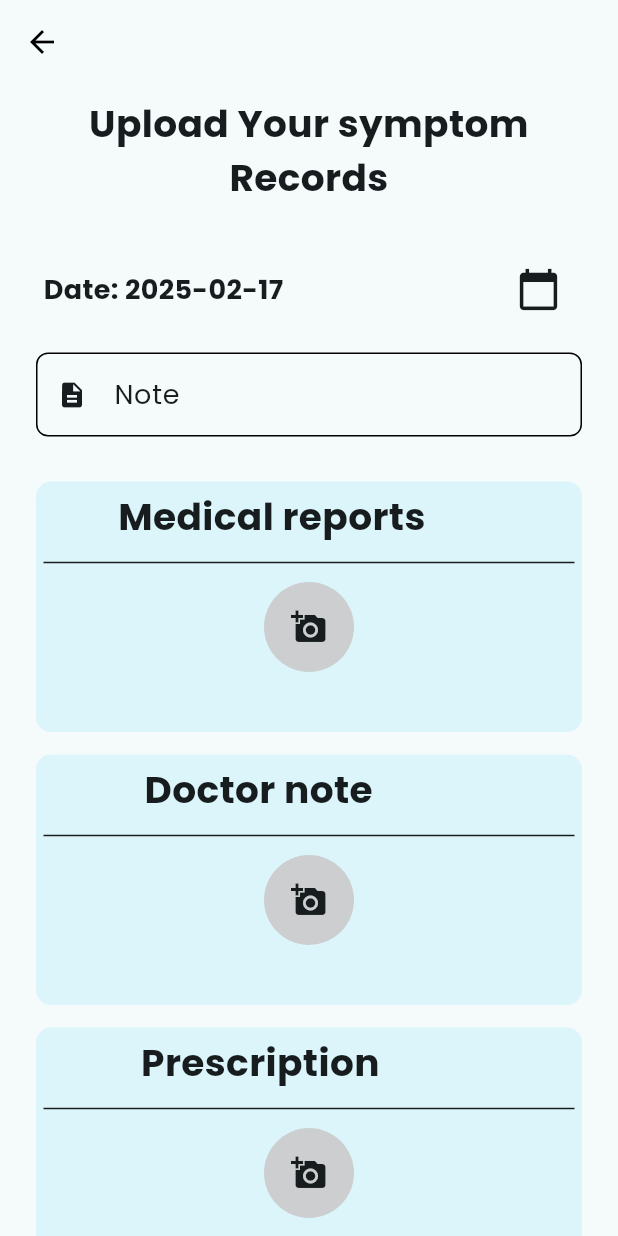
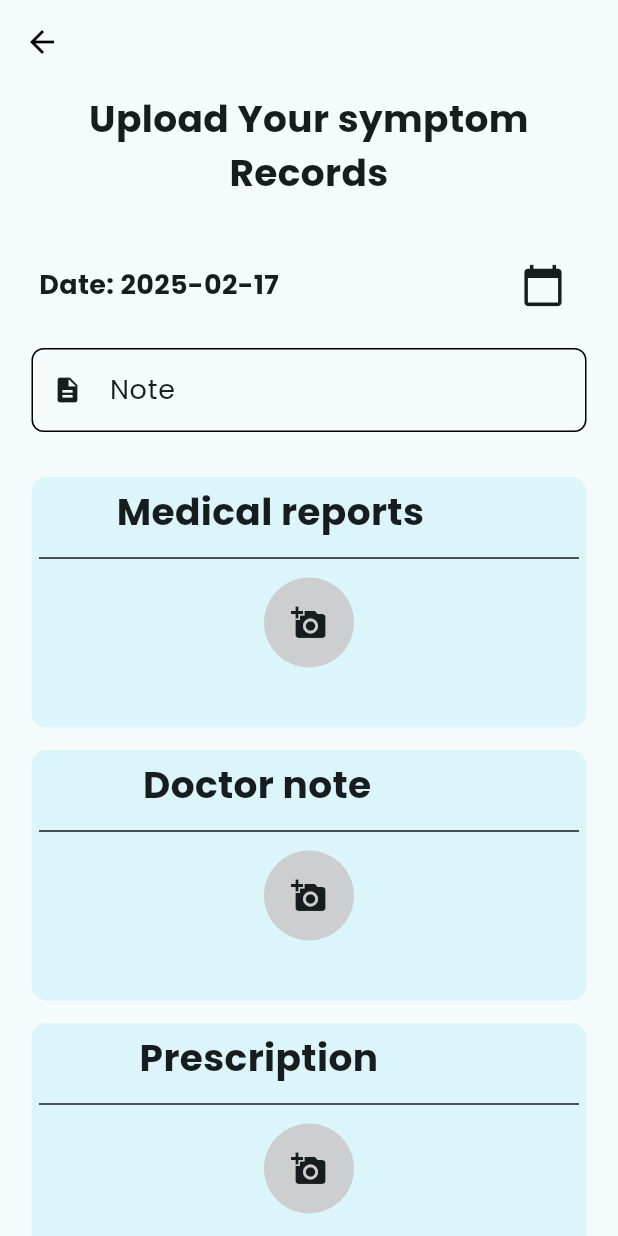
Before and after one commit to andriimobdev25/healthcare-app, a Flutter app: the AddHealthReport screen opened directly with empty values, on a phone screen of 412 x 824 dp. Run offline on Flutter 3.47's test engine with Material 3 defaults, Android fonts, the phone set to English and light mode, and no system bars; our stand-ins replace animate_do, cloud_firestore, firebase_auth, firebase_core, firebase_messaging, firebase_storage and 8 more; missing offline and left inert: google_mlkit_text_recognition; accounts and stored records are empty; network calls fail.

Commit message:
Adjust padding in health report form and enhance Clear Text button with icon and updated label

```diff
--- a/lib/pages/healthcategory/add_health_report.dart
+++ b/lib/pages/healthcategory/add_health_report.dart
@@ -170,7 +170,7 @@ class _AddHealthReportState extends State<AddHealthReport> {
       body: SafeArea(
         child: SingleChildScrollView(
           child: Padding(
-            padding: EdgeInsets.all(8),
+            padding: EdgeInsets.all(5),
             child: Form(
               key: _formKey,
               child: Column(
--- a/lib/widgets/single_category/single_category_image_card.dart
+++ b/lib/widgets/single_category/single_category_image_card.dart
@@ -115,15 +115,27 @@ class _SingleCategoryImageCardState extends State<SingleCategoryImageCard> {
             widget.recognizedText.isNotEmpty
                 ? TextButton(
                     onPressed: () {
-
+                      setState(() {
+                        widget.recognizedText = "";
+                      });
                     },
-                    child: Text(
-                      "Clear Text",
-                      style: TextStyle(
-                        fontWeight: FontWeight.bold,
-                        color: mainOrangeColor,
-                        fontSize: 22,
-                      ),
+                    child: Row(
+                      mainAxisAlignment: MainAxisAlignment.spaceEvenly,
+                      children: [
+                        Text(
+                          "Clear this",
+                          style: TextStyle(
+                            fontWeight: FontWeight.bold,
+                            color: mainOrangeColor,
+                            fontSize: 22,
+                          ),
+                        ),
+                        Icon(
+                          Icons.cancel_outlined,
+                          size: 30,
+                          color: mainOrangeColor,
+                        ),
+                      ],
                     ),
                   )
                 : SizedBox(
@@ -156,7 +168,7 @@ class _SingleCategoryImageCardState extends State<SingleCategoryImageCard> {
                         const Text(
                           "Process Image",
                           style: TextStyle(
-                            fontSize: 15,
+                            fontSize: 22,
                             color: mainNightLifeColor,
                             fontWeight: FontWeight.bold,
                           ),
```
